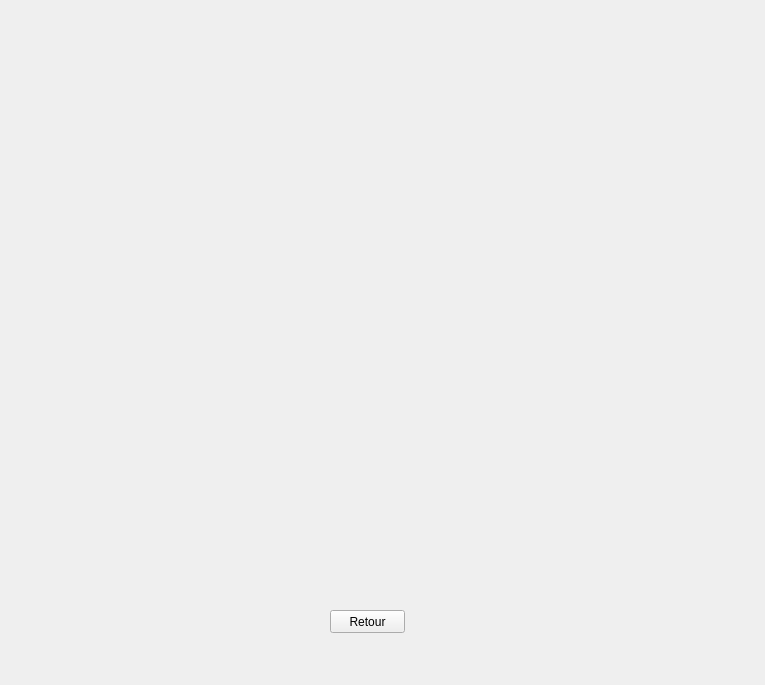
The window that code/pageresolutionticket.ui (clairekth/EasyTicket) describes before a commit, drawn with Qt 5.
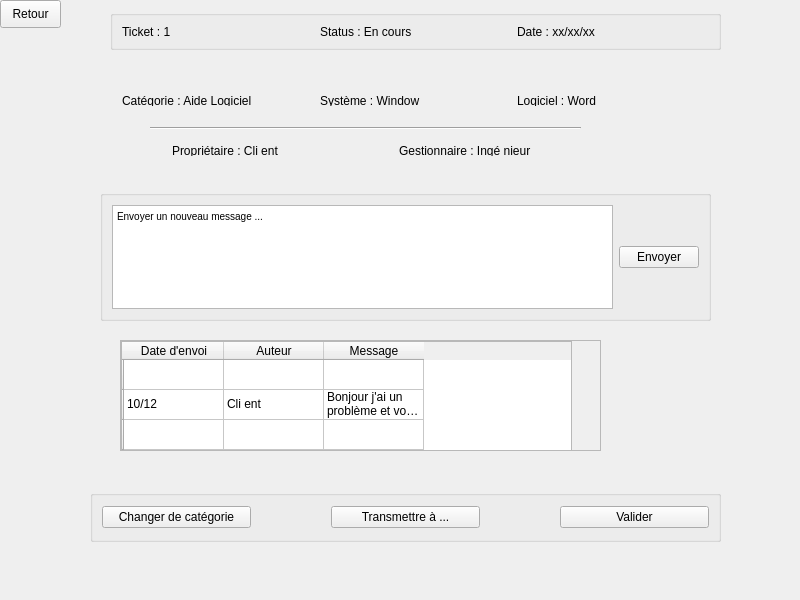
The same window after the commit.

Commit message:
ajout de la page de résolution des tickets
ajout de l'interface
ajout de la récupération de la liste des messages du ticket

Patch:
```diff
--- a/code/pageresolutionticket.ui
+++ b/code/pageresolutionticket.ui
@@ -6,26 +6,299 @@
    <rect>
     <x>0</x>
     <y>0</y>
-    <width>765</width>
-    <height>685</height>
+    <width>800</width>
+    <height>600</height>
    </rect>
   </property>
   <property name="windowTitle">
    <string>Form</string>
   </property>
+  <property name="styleSheet">
+   <string notr="true"/>
+  </property>
   <widget class="QPushButton" name="retour_bouton">
    <property name="geometry">
     <rect>
-     <x>330</x>
-     <y>610</y>
-     <width>75</width>
-     <height>23</height>
+     <x>0</x>
+     <y>0</y>
+     <width>61</width>
+     <height>28</height>
     </rect>
    </property>
    <property name="text">
     <string>Retour</string>
    </property>
   </widget>
+  <widget class="QGroupBox" name="groupBox">
+   <property name="geometry">
+    <rect>
+     <x>110</x>
+     <y>10</y>
+     <width>611</width>
+     <height>40</height>
+    </rect>
+   </property>
+   <property name="title">
+    <string/>
+   </property>
+   <layout class="QHBoxLayout" name="horizontalLayout">
+    <item>
+     <widget class="QLabel" name="label">
+      <property name="text">
+       <string>Ticket : 1</string>
+      </property>
+     </widget>
+    </item>
+    <item>
+     <widget class="QLabel" name="label_2">
+      <property name="text">
+       <string>Status : En cours</string>
+      </property>
+     </widget>
+    </item>
+    <item>
+     <widget class="QLabel" name="label_3">
+      <property name="text">
+       <string>Date : xx/xx/xx</string>
+      </property>
+     </widget>
+    </item>
+   </layout>
+  </widget>
+  <widget class="QGroupBox" name="box2">
+   <property name="geometry">
+    <rect>
+     <x>110</x>
+     <y>80</y>
+     <width>611</width>
+     <height>38</height>
+    </rect>
+   </property>
+   <property name="styleSheet">
+    <string notr="true">QGroupBox#box2 {border:0;}</string>
+   </property>
+   <property name="title">
+    <string/>
+   </property>
+   <layout class="QHBoxLayout" name="horizontalLayout_2">
+    <item>
+     <widget class="QLabel" name="label_4">
+      <property name="text">
+       <string>Catégorie : Aide Logiciel</string>
+      </property>
+     </widget>
+    </item>
+    <item>
+     <widget class="QLabel" name="label_5">
+      <property name="text">
+       <string>Système : Window</string>
+      </property>
+     </widget>
+    </item>
+    <item>
+     <widget class="QLabel" name="label_6">
+      <property name="text">
+       <string>Logiciel : Word</string>
+      </property>
+     </widget>
+    </item>
+   </layout>
+  </widget>
+  <widget class="QGroupBox" name="box3">
+   <property name="geometry">
+    <rect>
+     <x>160</x>
+     <y>130</y>
+     <width>471</width>
+     <height>38</height>
+    </rect>
+   </property>
+   <property name="styleSheet">
+    <string notr="true">QGroupBox#box3 {border:0;}</string>
+   </property>
+   <property name="title">
+    <string/>
+   </property>
+   <layout class="QHBoxLayout" name="horizontalLayout_3">
+    <item>
+     <widget class="QLabel" name="label_7">
+      <property name="text">
+       <string>Propriétaire : Cli ent</string>
+      </property>
+     </widget>
+    </item>
+    <item>
+     <widget class="QLabel" name="label_8">
+      <property name="text">
+       <string>Gestionnaire : Ingé nieur</string>
+      </property>
+     </widget>
+    </item>
+   </layout>
+  </widget>
+  <widget class="Line" name="line">
+   <property name="geometry">
+    <rect>
+     <x>150</x>
+     <y>120</y>
+     <width>431</width>
+     <height>16</height>
+    </rect>
+   </property>
+   <property name="orientation">
+    <enum>Qt::Horizontal</enum>
+   </property>
+  </widget>
+  <widget class="QScrollArea" name="scrollArea">
+   <property name="geometry">
+    <rect>
+     <x>120</x>
+     <y>340</y>
+     <width>481</width>
+     <height>111</height>
+    </rect>
+   </property>
+   <property name="widgetResizable">
+    <bool>true</bool>
+   </property>
+   <widget class="QWidget" name="scrollAreaWidgetContents">
+    <property name="geometry">
+     <rect>
+      <x>0</x>
+      <y>0</y>
+      <width>479</width>
+      <height>109</height>
+     </rect>
+    </property>
+    <widget class="QTableWidget" name="liste_messages">
+     <property name="geometry">
+      <rect>
+       <x>0</x>
+       <y>0</y>
+       <width>451</width>
+       <height>111</height>
+      </rect>
+     </property>
+     <row>
+      <property name="text">
+       <string/>
+      </property>
+     </row>
+     <row>
+      <property name="text">
+       <string/>
+      </property>
+     </row>
+     <row>
+      <property name="text">
+       <string/>
+      </property>
+     </row>
+     <column>
+      <property name="text">
+       <string>Date d'envoi</string>
+      </property>
+     </column>
+     <column>
+      <property name="text">
+       <string>Auteur</string>
+      </property>
+     </column>
+     <column>
+      <property name="text">
+       <string>Message</string>
+      </property>
+     </column>
+     <item row="1" column="0">
+      <property name="text">
+       <string>10/12</string>
+      </property>
+     </item>
+     <item row="1" column="1">
+      <property name="text">
+       <string>Cli ent</string>
+      </property>
+     </item>
+     <item row="1" column="2">
+      <property name="text">
+       <string>Bonjour j'ai un problème et vous aussi non oui</string>
+      </property>
+     </item>
+    </widget>
+   </widget>
+  </widget>
+  <widget class="QGroupBox" name="groupBox_2">
+   <property name="geometry">
+    <rect>
+     <x>100</x>
+     <y>190</y>
+     <width>611</width>
+     <height>131</height>
+    </rect>
+   </property>
+   <property name="title">
+    <string/>
+   </property>
+   <layout class="QHBoxLayout" name="horizontalLayout_4">
+    <item>
+     <widget class="QTextEdit" name="textEdit">
+      <property name="html">
+       <string>&lt;!DOCTYPE HTML PUBLIC &quot;-//W3C//DTD HTML 4.0//EN&quot; &quot;http://www.w3.org/TR/REC-html40/strict.dtd&quot;&gt;
+&lt;html&gt;&lt;head&gt;&lt;meta name=&quot;qrichtext&quot; content=&quot;1&quot; /&gt;&lt;style type=&quot;text/css&quot;&gt;
+p, li { white-space: pre-wrap; }
+&lt;/style&gt;&lt;/head&gt;&lt;body style=&quot; font-family:'Ubuntu'; font-size:11pt; font-weight:400; font-style:normal;&quot;&gt;
+&lt;p style=&quot; margin-top:0px; margin-bottom:0px; margin-left:0px; margin-right:0px; -qt-block-indent:0; text-indent:0px;&quot;&gt;&lt;span style=&quot; font-family:'MS Shell Dlg 2'; font-size:7.8pt;&quot;&gt;Envoyer un nouveau message ...&lt;/span&gt;&lt;/p&gt;&lt;/body&gt;&lt;/html&gt;</string>
+      </property>
+     </widget>
+    </item>
+    <item>
+     <widget class="QPushButton" name="pushButton">
+      <property name="text">
+       <string>Envoyer</string>
+      </property>
+     </widget>
+    </item>
+   </layout>
+  </widget>
+  <widget class="QGroupBox" name="groupBox_3">
+   <property name="geometry">
+    <rect>
+     <x>90</x>
+     <y>490</y>
+     <width>631</width>
+     <height>52</height>
+    </rect>
+   </property>
+   <property name="title">
+    <string/>
+   </property>
+   <layout class="QHBoxLayout" name="horizontalLayout_5">
+    <property name="spacing">
+     <number>80</number>
+    </property>
+    <item>
+     <widget class="QPushButton" name="changer_cat_bouton">
+      <property name="text">
+       <string>Changer de catégorie</string>
+      </property>
+     </widget>
+    </item>
+    <item>
+     <widget class="QPushButton" name="pushButton_2">
+      <property name="text">
+       <string>Transmettre à ...</string>
+      </property>
+     </widget>
+    </item>
+    <item>
+     <widget class="QPushButton" name="valider_bouton">
+      <property name="text">
+       <string>Valider</string>
+      </property>
+     </widget>
+    </item>
+   </layout>
+  </widget>
  </widget>
  <resources/>
  <connections/>
```
The commit also changes 8 other files.
